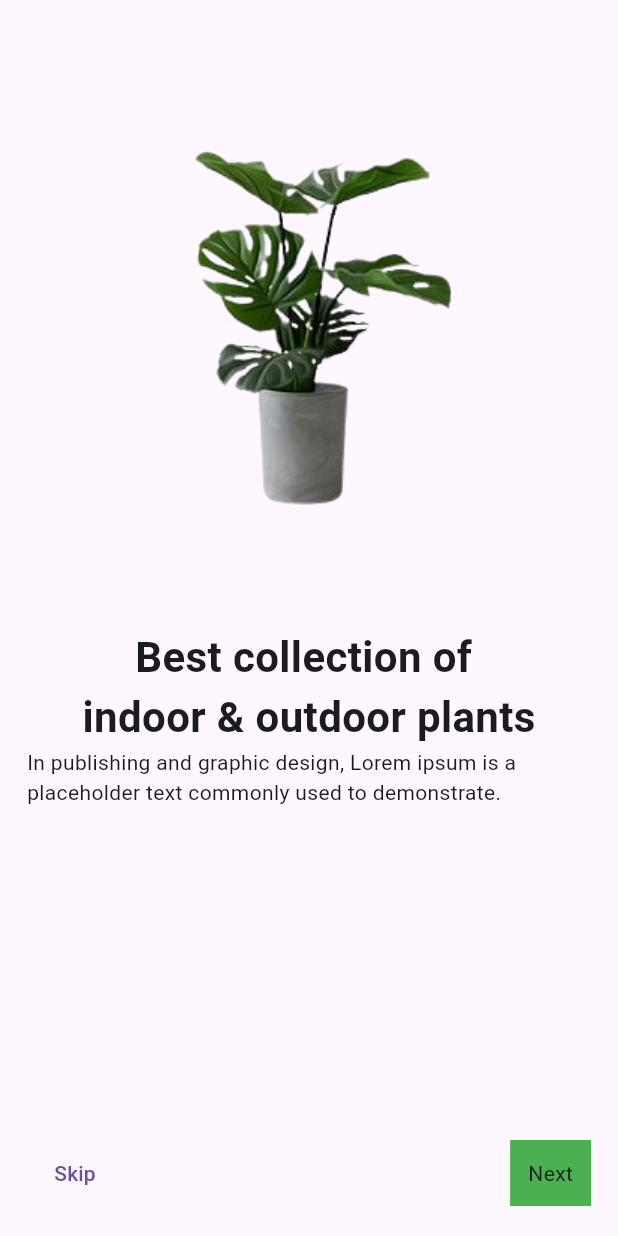
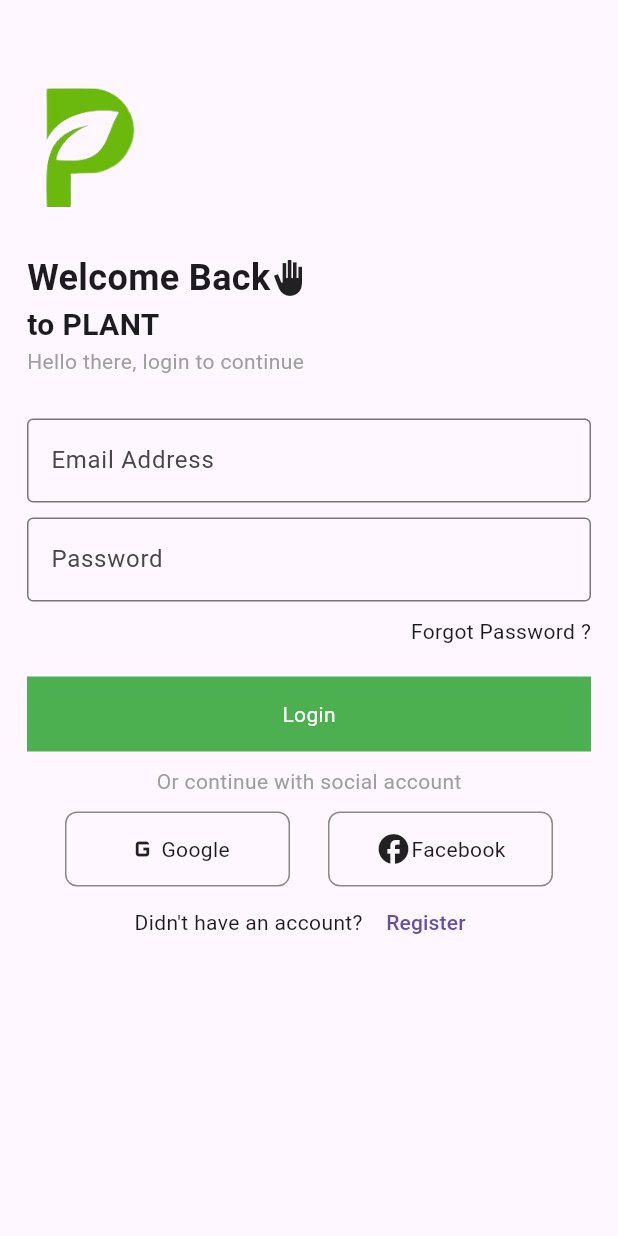
Before and after one commit to rampsad27/EcommercePlantApp, a Flutter app: the OnboardingScreen1 screen opened by its route, after a tap on "Skip", on a phone screen of 412 x 824 dp. Run offline on Flutter 3.47's test engine with Material 3 defaults, Android fonts, the light colour scheme and no system bars; our stand-ins replace go_router.

Commit message:
plant+home

```diff
--- /dev/null
+++ b/lib/ui/modules/components/screen/loginScreen.dart
@@ -0,0 +1,174 @@
+import 'package:flutter/material.dart';
+import 'package:go_router/go_router.dart';
+import 'package:plant_app/ui/modules/components/screen/registerscreen.dart';
+
+class LoginScreen extends StatefulWidget {
+  const LoginScreen({super.key});
+
+  @override
+  State<LoginScreen> createState() => _LoginScreenState();
+}
+
+class _LoginScreenState extends State<LoginScreen> {
+  final TextEditingController _emailController = TextEditingController();
+  final TextEditingController _passwordController = TextEditingController();
+  @override
+  Widget build(BuildContext context) {
+    return Scaffold(
+      body: Padding(
+        padding: const EdgeInsets.all(18.0),
+        child: Column(
+          mainAxisAlignment: MainAxisAlignment.start,
+          crossAxisAlignment: CrossAxisAlignment.start,
+          children: [
+            const SizedBox(
+              height: 40,
+            ),
+            Image.asset(
+              'assets/img/p.png',
+              height: 80,
+              width: 80,
+            ),
+            const SizedBox(
+              height: 30,
+            ),
+            const Row(
+              children: [
+                Text(
+                  "Welcome Back",
+                  style: TextStyle(fontWeight: FontWeight.bold, fontSize: 24),
+                ),
+                Icon(Icons.back_hand_sharp)
+              ],
+            ),
+            const Text(
+              "to PLANT",
+              style: TextStyle(fontWeight: FontWeight.bold, fontSize: 20),
+            ),
+            const Text(
+              "Hello there, login to continue",
+              style: TextStyle(color: Colors.grey),
+            ),
+            const SizedBox(
+              height: 28,
+            ),
+            TextFormField(
+              controller: _emailController,
+              decoration: const InputDecoration(
+                labelText: 'Email Address',
+                border: OutlineInputBorder(),
+              ),
+            ),
+            const SizedBox(
+              height: 10,
+            ),
+            TextFormField(
+              controller: _passwordController,
+              decoration: const InputDecoration(
+                labelText: 'Password',
+                border: OutlineInputBorder(),
+              ),
+            ),
+            const SizedBox(
+              height: 10,
+            ),
+            const Row(
+              children: [
+                Spacer(),
+                Text("Forgot Password ?"),
+              ],
+            ),
+            const SizedBox(
+              height: 20,
+            ),
+            Container(
+                width: double.infinity,
+                height: 50,
+                color: Colors.green,
+                child: const Center(
+                    child: Text(
+                  "Login",
+                  style: TextStyle(color: Colors.white),
+                ))),
+            const SizedBox(
+              height: 10,
+            ),
+            const Center(
+                child: Text(
+              "Or continue with social account",
+              style: TextStyle(color: Colors.grey),
+            )),
+            const SizedBox(
+              height: 10,
+            ),
+            Row(
+              mainAxisAlignment: MainAxisAlignment.spaceEvenly,
+              crossAxisAlignment: CrossAxisAlignment.center,
+              children: [
+                InkWell(
+                  onTap: () {},
+                  child: Container(
+                    height: 50,
+                    width: 150,
+                    decoration: BoxDecoration(
+                      border: Border.all(
+                        color: const Color.fromARGB(255, 138, 138, 138),
+                        width: 1.0,
+                      ),
+                      borderRadius: BorderRadius.circular(8.0),
+                    ),
+                    child: const Row(
+                      mainAxisAlignment: MainAxisAlignment.center,
+                      children: [
+                        Icon(Icons.g_mobiledata),
+                        Text("Google"),
+                      ],
+                    ),
+                  ),
+                ),
+                InkWell(
+                  onTap: () {},
+                  child: Container(
+                    height: 50,
+                    width: 150,
+                    decoration: BoxDecoration(
+                      border: Border.all(
+                        color: const Color.fromARGB(255, 138, 138, 138),
+                        width: 1.0,
+                      ),
+                      borderRadius: BorderRadius.circular(8.0),
+                    ),
+                    child: const Row(
+                      mainAxisAlignment: MainAxisAlignment.center,
+                      children: [
+                        Icon(Icons.facebook),
+                        Text("Facebook"),
+                      ],
+                    ),
+                  ),
+                ),
+              ],
+            ),
+            Row(
+              mainAxisAlignment: MainAxisAlignment.center,
+              crossAxisAlignment: CrossAxisAlignment.center,
+              children: [
+                const Text("Didn't have an account? "),
+                TextButton(
+                    onPressed: () {
+                      // context.go(
+                      // "/onboarding1/onboarding2/onboarding3/login/register");
+                      Navigator.push(
+                          context,
+                          MaterialPageRoute(
+                              builder: (context) => const RegisterScreen()));
+                    },
+                    child: const Text("Register"))
+              ],
+            )
+          ],
+        ),
+      ),
+    );
+  }
+}
--- a/lib/ui/modules/components/screen/onboarding1.dart
+++ b/lib/ui/modules/components/screen/onboarding1.dart
@@ -1,4 +1,5 @@
 import 'package:flutter/material.dart';
+import 'package:go_router/go_router.dart';
 
 class OnboardingScreen1 extends StatelessWidget {
   const OnboardingScreen1({super.key});
@@ -6,9 +7,12 @@ class OnboardingScreen1 extends StatelessWidget {
   @override
   Widget build(BuildContext context) {
     return Scaffold(
+        backgroundColor: const Color.fromARGB(255, 240, 245, 240),
         body: Padding(
           padding: const EdgeInsets.all(18.0),
           child: Column(
+            mainAxisAlignment: MainAxisAlignment.center,
+            crossAxisAlignment: CrossAxisAlignment.center,
             children: [
               Image.asset(
                 'assets/img/3.png',
@@ -17,22 +21,36 @@ class OnboardingScreen1 extends StatelessWidget {
               ),
               const Text(
                 "Best collection of ",
-            style: TextStyle(fontSize: 28, fontWeight: FontWeight.bold),
+                style: TextStyle(
+                  fontSize: 28,
+                  fontFamily: 'Nexa',
+                ),
               ),
               const Text(
                 "indoor & outdoor plants",
-            style: TextStyle(fontSize: 28, fontWeight: FontWeight.bold),
+                style: TextStyle(
+                  fontSize: 28,
+                  fontWeight: FontWeight.bold,
+                  fontFamily: 'Nexa',
+                ),
               ),
               const Text(
-              "In publishing and graphic design, Lorem ipsum is a placeholder text commonly used to demonstrate."),
+                "In publishing and graphic design, Lorem ipsumm is a placeholder text commonly used to demonstrate.",
+              ),
               const Spacer(),
               Row(
                 mainAxisAlignment: MainAxisAlignment.center,
                 children: [
-              TextButton(onPressed: () {}, child: const Text("Skip")),
+                  TextButton(
+                      onPressed: () {
+                        context.go("/onboarding1/login");
+                      },
+                      child: const Text("Skip")),
                   const Spacer(),
                   InkWell(
-                onTap: () {},
+                    onTap: () {
+                      context.go("/onboarding1/onboarding2");
+                    },
                     child: Container(
                       color: Colors.green,
                       padding: const EdgeInsets.all(12),
--- a/lib/ui/router/app_router.dart
+++ b/lib/ui/router/app_router.dart
@@ -1,23 +1,122 @@
 import 'package:flutter/material.dart';
 import 'package:go_router/go_router.dart';
+import 'package:plant_app/ui/modules/components/screen/loginScreen.dart';
 import 'package:plant_app/ui/modules/components/screen/onboarding1.dart';
+import 'package:plant_app/ui/modules/components/screen/onboarding2.dart';
+import 'package:plant_app/ui/modules/components/screen/onboarding3.dart';
+import 'package:plant_app/ui/modules/components/screen/registerscreen.dart';
 import 'package:plant_app/ui/modules/components/screen/welcomescreen.dart';
+import 'package:plant_app/ui/modules/components/screen/homeScreen.dart';
 
 class AppRouter {
   static GoRouter router = GoRouter(
     routes: <RouteBase>[
       GoRoute(
-          path: "/",
+        path: '/',
         builder: (BuildContext context, GoRouterState state) {
           return const WelcomeScreen();
         },
         routes: [
           GoRoute(
-                path: "onboarding1",
+            path: 'onboarding1',
             builder: (context, state) {
               return const OnboardingScreen1();
-                })
-          ]),
+            },
+            routes: [
+              GoRoute(
+                path: 'login',
+                builder: (BuildContext context, GoRouterState state) {
+                  return const LoginScreen();
+                },
+                routes: [
+                  GoRoute(
+                    path: 'register',
+                    builder: (BuildContext context, GoRouterState state) {
+                      return const RegisterScreen();
+                    },
+                  ),
+                  GoRoute(
+                    path: 'home',
+                    builder: (BuildContext context, GoRouterState state) {
+                      return const HomeScreen();
+                    },
+                  ),
+                ],
+              ),
+              GoRoute(
+                path: 'onboarding2',
+                builder: (context, state) {
+                  return const OnboardingScreen2();
+                },
+                routes: [
+                  GoRoute(
+                    path: 'login',
+                    builder: (BuildContext context, GoRouterState state) {
+                      return const LoginScreen();
+                    },
+                    routes: [
+                      GoRoute(
+                        path: 'register',
+                        builder: (BuildContext context, GoRouterState state) {
+                          return const RegisterScreen();
+                        },
+                      ),
+                      GoRoute(
+                        path: 'home',
+                        builder: (BuildContext context, GoRouterState state) {
+                          return const HomeScreen();
+                        },
+                      ),
+                    ],
+                  ),
+                  GoRoute(
+                    path: 'onboarding3',
+                    builder: (context, state) {
+                      return const OnboardingScreen3();
+                    },
+                    routes: [
+                      GoRoute(
+                        path: 'login',
+                        builder: (BuildContext context, GoRouterState state) {
+                          return const LoginScreen();
+                        },
+                        routes: [
+                          GoRoute(
+                            path: 'register',
+                            builder:
+                                (BuildContext context, GoRouterState state) {
+                              return const RegisterScreen();
+                            },
+                          ),
+                          GoRoute(
+                            path: 'home',
+                            builder:
+                                (BuildContext context, GoRouterState state) {
+                              return const HomeScreen();
+                            },
+                          ),
+                        ],
+                      ),
+                    ],
+                  ),
+                ],
+              ),
+            ],
+          ),
+        ],
+      ),
+      GoRoute(
+        path: '/register',
+        builder: (BuildContext context, GoRouterState state) {
+          return const RegisterScreen();
+        },
+      ),
+      GoRoute(
+        path: '/home',
+        builder: (BuildContext context, GoRouterState state) {
+          return const HomeScreen();
+        },
+      ),
     ],
   );
 }
```
Also changed, not shown: lib/ui/modules/components/screen/homeScreen.dart (added, +60 -0 lines), lib/ui/modules/components/screen/onboarding2.dart (+64 -0 lines), lib/ui/modules/components/screen/onboarding3.dart (+55 -0 lines), lib/ui/modules/components/screen/registerscreen.dart (added, +196 -0 lines), lib/ui/modules/components/widgets/bottomnav.dart (added, +10 -0 lines), pubspec.yaml (+5 -6 lines), assets/fonts/Freeman-Regular.ttf (added), assets/fonts/Nexa-Heavy.ttf (added), assets/img/p.png (added). Lines whose indentation alone changed are shown as unchanged.
